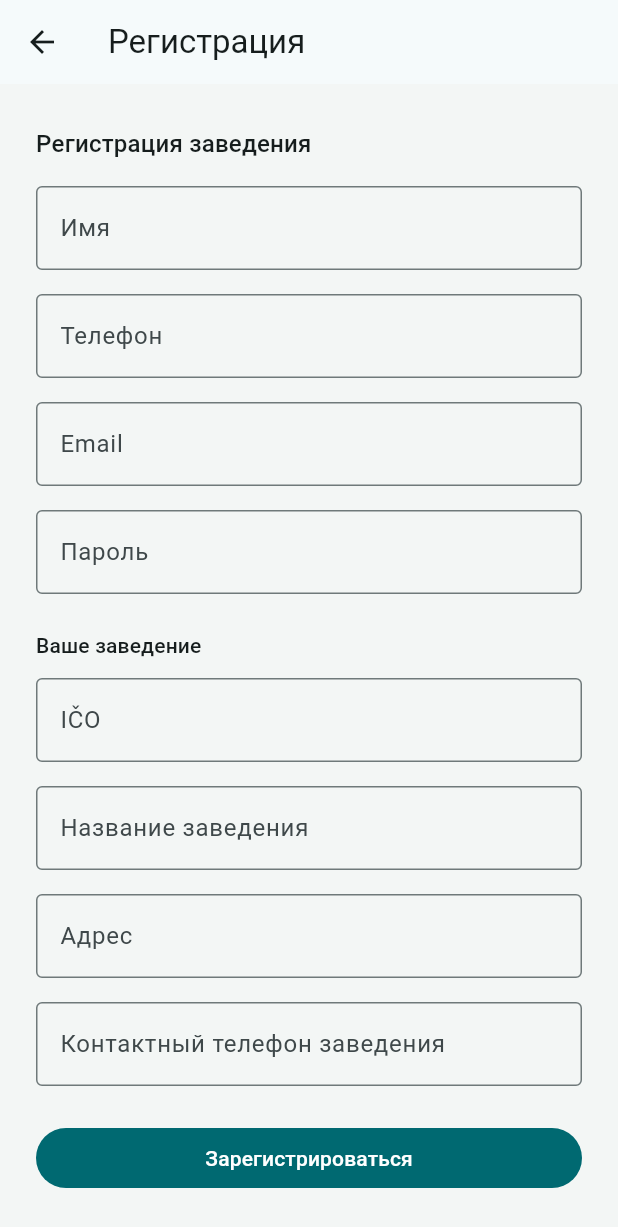
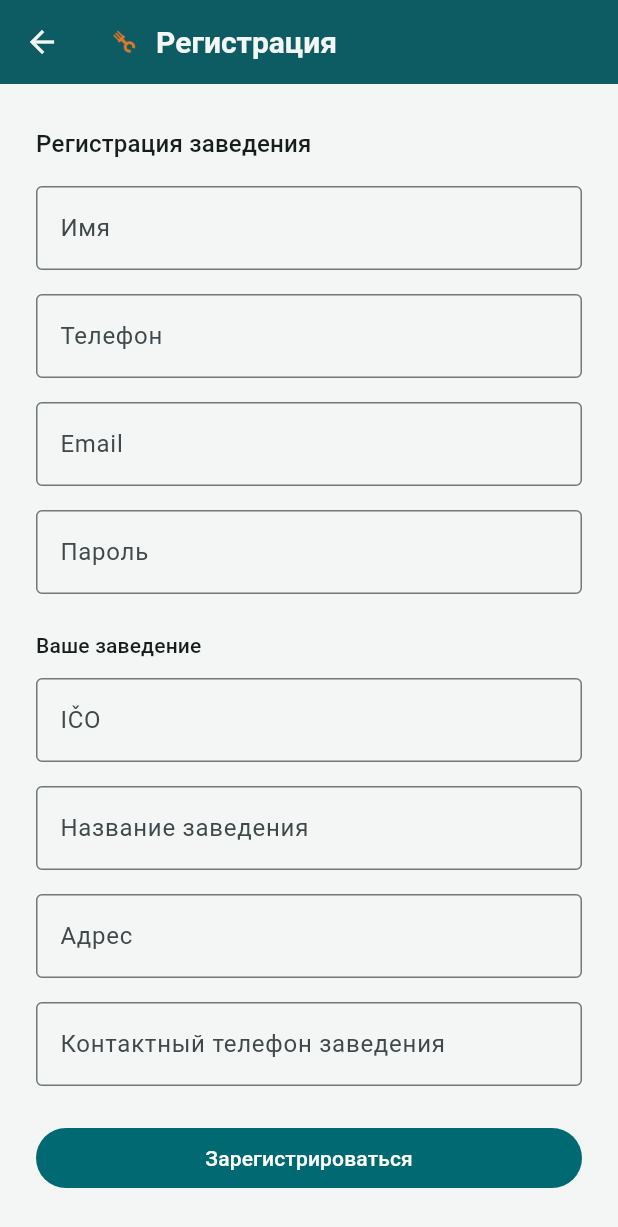
Before and after one commit to savvivs-droid/Project-service, a Flutter app: the screen it shows after launch, after a tap on "Нет аккаунта? Зарегистрироваться", on a phone screen of 412 x 824 dp. Shown: the top 1227 px of the screen. Run offline on Flutter 3.47's test engine with Material 3 defaults, Android fonts, the phone set to English and light mode, and no system bars; our stand-ins replace flutter_dotenv, image_picker, supabase_flutter; accounts and stored records are empty.

```diff
--- a/lib/core/theme/app_theme.dart
+++ b/lib/core/theme/app_theme.dart
@@ -8,6 +8,7 @@ class AppTheme {
   static const primary = Color(0xFF0E5C63);
   static const accent = Color(0xFFE2762B);
   static const background = Color(0xFFF3F6F5);
+  static const onPrimary = Color(0xFFF3F6F5);
 
   static ThemeData get light {
     final colorScheme =
@@ -20,6 +21,19 @@ class AppTheme {
       inputDecorationTheme: const InputDecorationTheme(
         border: OutlineInputBorder(),
       ),
+      // Единый фирменный AppBar на всех экранах — петроль с кремовым
+      // текстом/иконками, как на иконке приложения, а не серо-белый
+      // Material-стандарт.
+      appBarTheme: const AppBarTheme(
+        backgroundColor: primary,
+        foregroundColor: onPrimary,
+        titleTextStyle: TextStyle(
+          color: onPrimary,
+          fontSize: 20,
+          fontWeight: FontWeight.w700,
+        ),
+        iconTheme: IconThemeData(color: onPrimary),
+      ),
     );
   }
 }
--- /dev/null
+++ b/lib/core/widgets/app_brand.dart
@@ -0,0 +1,93 @@
+import 'package:flutter/material.dart';
+
+import '../theme/app_theme.dart';
+
+/// Логотип FixMyGastro — иконка (вилка + гаечный ключ) и название,
+/// в двух размерах. Компактный вариант — для шапки (AppBar), крупный —
+/// для экранов входа и регистрации.
+class AppBrandTitle extends StatelessWidget {
+  const AppBrandTitle({super.key});
+
+  @override
+  Widget build(BuildContext context) {
+    return Row(
+      mainAxisSize: MainAxisSize.min,
+      children: [
+        Image.asset('assets/brand/logo_mark.png', width: 26, height: 26),
+        const SizedBox(width: 10),
+        const _Wordmark(fontSize: 19),
+      ],
+    );
+  }
+}
+
+/// Просто иконка бренда — для шапок, где название экрана своё
+/// ("Регистрация" и т. п.), но фирменный значок всё равно должен быть виден.
+class AppBrandIcon extends StatelessWidget {
+  const AppBrandIcon({super.key, this.size = 24});
+
+  final double size;
+
+  @override
+  Widget build(BuildContext context) {
+    return Image.asset('assets/brand/logo_mark.png', width: size, height: size);
+  }
+}
+
+class AppBrandLockup extends StatelessWidget {
+  const AppBrandLockup({super.key});
+
+  @override
+  Widget build(BuildContext context) {
+    return Column(
+      mainAxisSize: MainAxisSize.min,
+      children: [
+        Container(
+          width: 72,
+          height: 72,
+          decoration: BoxDecoration(
+            color: AppTheme.primary,
+            borderRadius: BorderRadius.circular(18),
+          ),
+          padding: const EdgeInsets.all(14),
+          child: Image.asset('assets/brand/logo_mark.png'),
+        ),
+        const SizedBox(height: 14),
+        const _Wordmark(fontSize: 26, dark: true),
+      ],
+    );
+  }
+}
+
+class _Wordmark extends StatelessWidget {
+  const _Wordmark({required this.fontSize, this.dark = false});
+
+  final double fontSize;
+
+  /// true — тёмный текст для светлого фона (экраны входа/регистрации),
+  /// false — кремовый текст для тёмного AppBar.
+  final bool dark;
+
+  @override
+  Widget build(BuildContext context) {
+    final baseColor = dark ? AppTheme.primary : AppTheme.onPrimary;
+    return Text.rich(
+      TextSpan(
+        children: [
+          const TextSpan(
+            text: 'Fix',
+            style: TextStyle(
+              color: AppTheme.accent,
+              fontWeight: FontWeight.w800,
+            ),
+          ),
+          TextSpan(
+            text: 'MyGastro',
+            style: TextStyle(color: baseColor, fontWeight: FontWeight.w600),
+          ),
+        ],
+      ),
+      style: TextStyle(fontSize: fontSize, letterSpacing: -0.3),
+    );
+  }
+}
--- a/lib/features/auth/login_screen.dart
+++ b/lib/features/auth/login_screen.dart
@@ -1,6 +1,7 @@
 import 'package:flutter/material.dart';
 import 'package:supabase_flutter/supabase_flutter.dart';
 
+import '../../core/widgets/app_brand.dart';
 import '../../services/auth_repository.dart';
 import 'register_screen.dart';
 
@@ -67,11 +68,7 @@ class _LoginScreenState extends State<LoginScreen> {
                   mainAxisSize: MainAxisSize.min,
                   crossAxisAlignment: CrossAxisAlignment.stretch,
                   children: [
-                    Text(
-                      'FixMyGastro',
-                      style: Theme.of(context).textTheme.headlineSmall,
-                      textAlign: TextAlign.center,
-                    ),
+                    const Center(child: AppBrandLockup()),
                     const SizedBox(height: 32),
                     TextFormField(
                       controller: _emailController,
--- a/lib/features/auth/register_screen.dart
+++ b/lib/features/auth/register_screen.dart
@@ -4,6 +4,7 @@ import 'package:flutter/material.dart';
 import 'package:supabase_flutter/supabase_flutter.dart';
 
 import '../../core/utils/ico_validator.dart';
+import '../../core/widgets/app_brand.dart';
 import '../../services/ares_service.dart';
 import '../../services/auth_repository.dart';
 
@@ -141,7 +142,16 @@ class _RegisterScreenState extends State<RegisterScreen> {
   @override
   Widget build(BuildContext context) {
     return Scaffold(
-      appBar: AppBar(title: const Text('Регистрация')),
+      appBar: AppBar(
+        title: const Row(
+          mainAxisSize: MainAxisSize.min,
+          children: [
+            AppBrandIcon(size: 22),
+            SizedBox(width: 10),
+            Text('Регистрация'),
+          ],
+        ),
+      ),
       body: SafeArea(
         child: Center(
           child: SingleChildScrollView(
--- a/pubspec.yaml
+++ b/pubspec.yaml
@@ -41,6 +41,7 @@ flutter:
   uses-material-design: true
   assets:
     - .env
+    - assets/brand/logo_mark.png
 
 flutter_launcher_icons:
   image_path: "assets_icon_source.png"
```
Also changed, not shown: lib/features/home/admin_home_screen.dart (+9 -1 lines), lib/features/home/client_home_screen.dart (+9 -1 lines), assets/brand/logo_mark.png (added).
